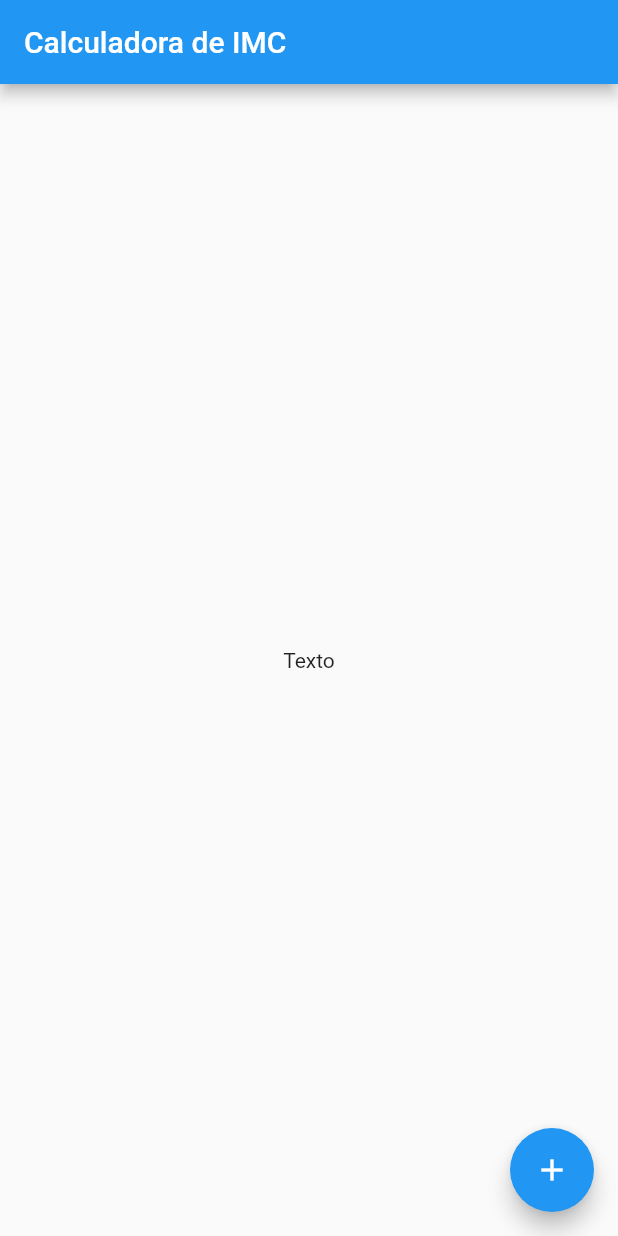
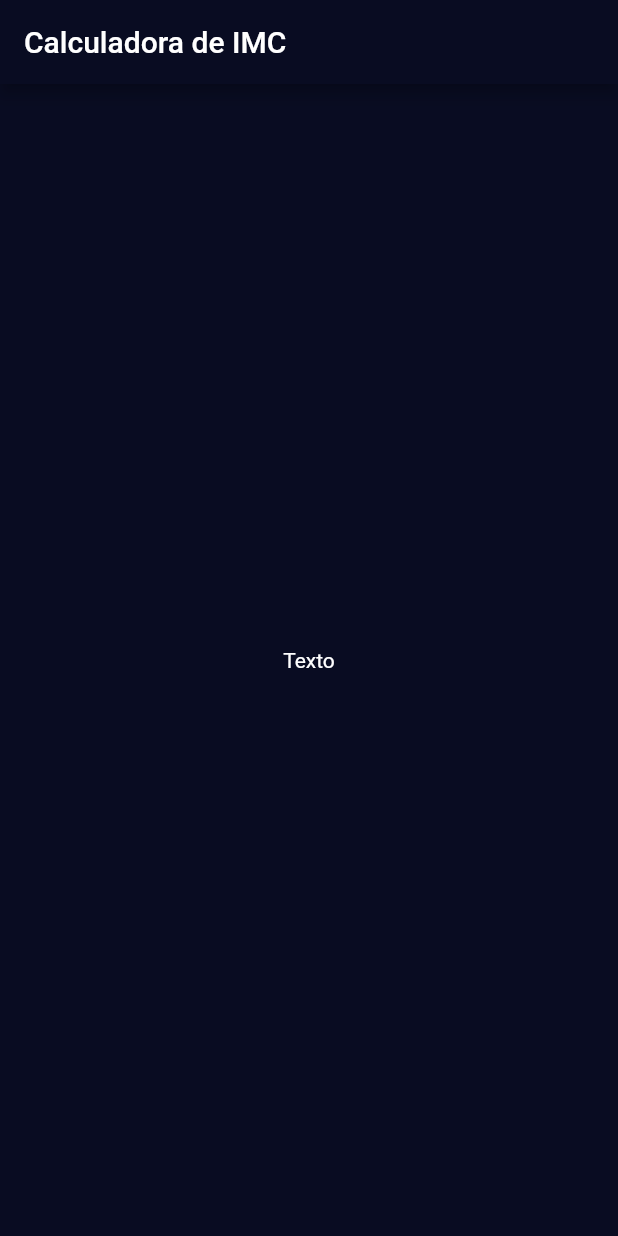
Before and after one commit to gregori/calc_imc, a Flutter app: the screen it shows after launch, on a phone screen of 412 x 824 dp. Run offline on Flutter 3.47's test engine with Material 2 defaults, Android fonts, the phone set to English and light mode, and no system bars.

Commit message:
Separar input_page do main

```diff
--- /dev/null
+++ b/lib/input_page.dart
@@ -0,0 +1,20 @@
+import 'package:flutter/material.dart';
+
+class InputPage extends StatefulWidget {
+  @override
+  _InputPageState createState() => _InputPageState();
+}
+
+class _InputPageState extends State<InputPage> {
+  @override
+  Widget build(BuildContext context) {
+    return Scaffold(
+      appBar: AppBar(
+        title: Text('Calculadora de IMC'),
+      ),
+      body: Center(
+        child: Text('Texto'),
+      ),
+    );
+  }
+}
--- a/lib/main.dart
+++ b/lib/main.dart
@@ -1,4 +1,6 @@
 import 'package:flutter/material.dart';
+
+import 'input_page.dart';
 
 void main() {
   runApp(BMICalculator());
@@ -8,30 +10,11 @@ class BMICalculator extends StatelessWidget {
   @override
   Widget build(BuildContext context) {
     return MaterialApp(
+      theme: ThemeData.dark().copyWith(
+        primaryColor: Color(0xFF090C22),
+        scaffoldBackgroundColor: Color(0xFF090C22),
+      ),
       home: InputPage(),
     );
   }
 }
-
-class InputPage extends StatefulWidget {
-  @override
-  _InputPageState createState() => _InputPageState();
-}
-
-class _InputPageState extends State<InputPage> {
-  @override
-  Widget build(BuildContext context) {
-    return Scaffold(
-      appBar: AppBar(
-        title: Text('Calculadora de IMC'),
-      ),
-      body: Center(
-        child: Text('Texto'),
-      ),
-      floatingActionButton: FloatingActionButton(
-        onPressed: () {},
-        child: Icon(Icons.add),
-      ),
-    );
-  }
-}
```
